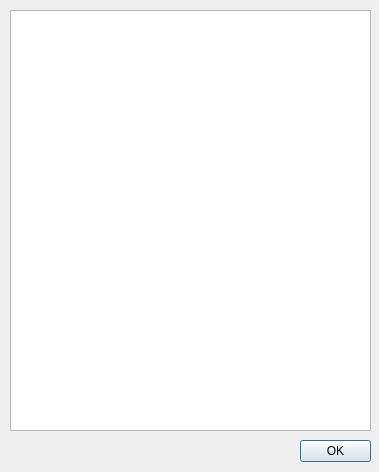
Before: the Qt Designer form UIs/ayuda.ui in MonodetH/Promedieitor, drawn with Qt 5.
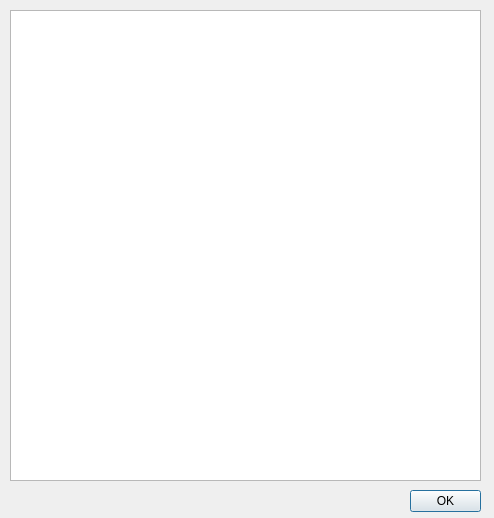
After: the same form once the commit is applied.

```diff
--- a/UIs/ayuda.ui
+++ b/UIs/ayuda.ui
@@ -6,8 +6,8 @@
    <rect>
     <x>0</x>
     <y>0</y>
-    <width>379</width>
-    <height>472</height>
+    <width>494</width>
+    <height>518</height>
    </rect>
   </property>
   <property name="windowTitle">
@@ -21,10 +21,15 @@
     <rect>
      <x>10</x>
      <y>10</y>
-     <width>361</width>
-     <height>421</height>
+     <width>471</width>
+     <height>471</height>
     </rect>
    </property>
+   <property name="font">
+    <font>
+     <pointsize>10</pointsize>
+    </font>
+   </property>
    <property name="readOnly">
     <bool>true</bool>
    </property>
@@ -32,7 +37,7 @@
     <string>&lt;!DOCTYPE HTML PUBLIC &quot;-//W3C//DTD HTML 4.0//EN&quot; &quot;http://www.w3.org/TR/REC-html40/strict.dtd&quot;&gt;
 &lt;html&gt;&lt;head&gt;&lt;meta name=&quot;qrichtext&quot; content=&quot;1&quot; /&gt;&lt;style type=&quot;text/css&quot;&gt;
 p, li { white-space: pre-wrap; }
-&lt;/style&gt;&lt;/head&gt;&lt;body style=&quot; font-family:'Ubuntu'; font-size:11pt; font-weight:400; font-style:normal;&quot;&gt;
+&lt;/style&gt;&lt;/head&gt;&lt;body style=&quot; font-family:'Ubuntu'; font-size:10pt; font-weight:400; font-style:normal;&quot;&gt;
 &lt;p style=&quot;-qt-paragraph-type:empty; margin-top:0px; margin-bottom:0px; margin-left:0px; margin-right:0px; -qt-block-indent:0; text-indent:0px; font-family:'MS Shell Dlg 2'; font-size:8pt;&quot;&gt;&lt;br /&gt;&lt;/p&gt;
 &lt;p style=&quot;-qt-paragraph-type:empty; margin-top:0px; margin-bottom:0px; margin-left:0px; margin-right:0px; -qt-block-indent:0; text-indent:0px; font-family:'MS Shell Dlg 2'; font-size:8pt;&quot;&gt;&lt;br /&gt;&lt;/p&gt;&lt;/body&gt;&lt;/html&gt;</string>
    </property>
@@ -40,8 +45,8 @@
   <widget class="QDialogButtonBox" name="buttonBox">
    <property name="geometry">
     <rect>
-     <x>300</x>
-     <y>440</y>
+     <x>410</x>
+     <y>490</y>
      <width>71</width>
      <height>23</height>
     </rect>
```
